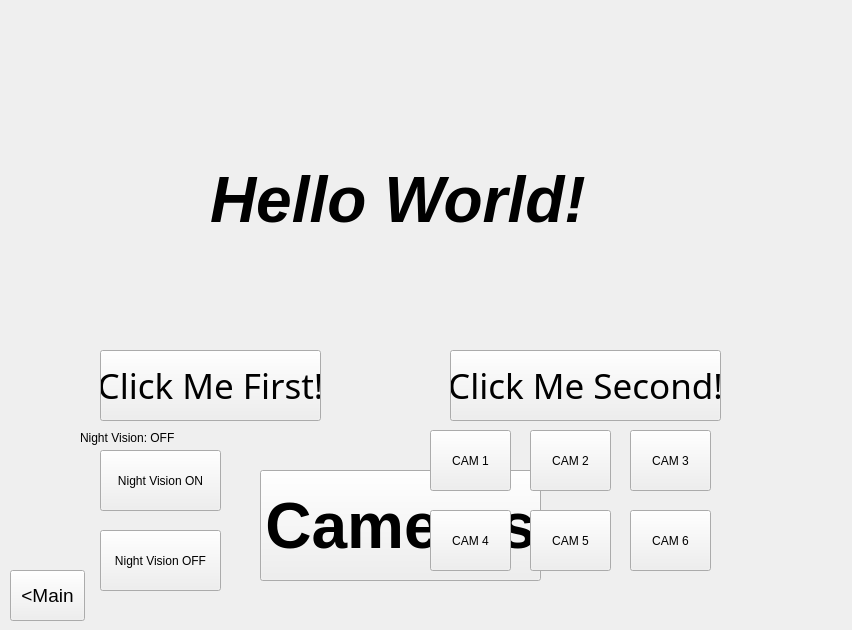
Qt form Jurassic SCADA/JurassicSCADA.ui (OCovachConestoga/CSCN72030-Sec1-Group7) before a commit.
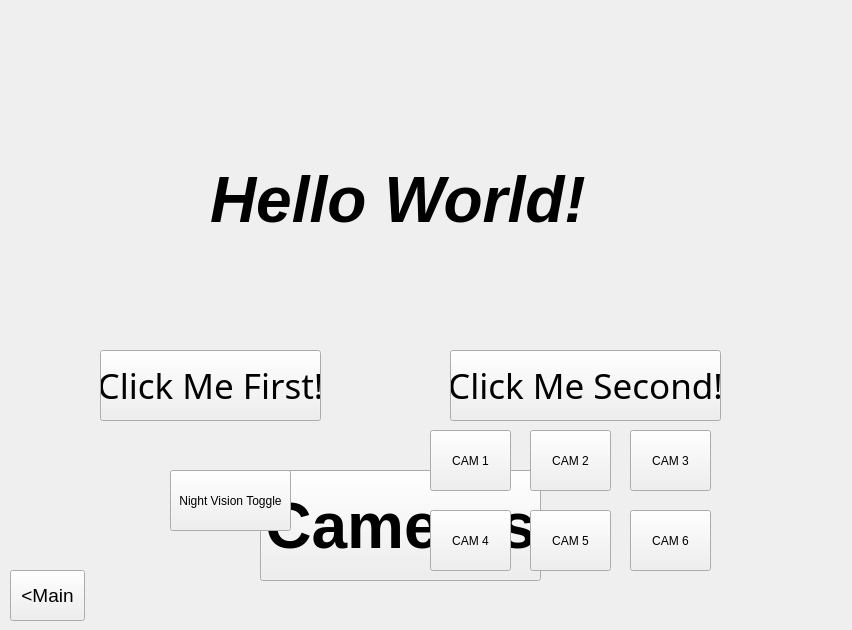
The same form after that commit. Icons and pictures are not drawn.

```diff
--- a/Jurassic SCADA/JurassicSCADA.ui
+++ b/Jurassic SCADA/JurassicSCADA.ui
@@ -131,14 +131,14 @@
     <widget class="QPushButton" name="nightVisionON">
      <property name="geometry">
       <rect>
-       <x>100</x>
-       <y>450</y>
+       <x>170</x>
+       <y>470</y>
        <width>121</width>
        <height>61</height>
       </rect>
      </property>
      <property name="text">
-      <string>Night Vision ON</string>
+      <string>Night Vision Toggle</string>
      </property>
     </widget>
     <widget class="QPushButton" name="camerabtn1">
@@ -219,32 +219,6 @@
       <string>CAM 5</string>
      </property>
     </widget>
-    <widget class="QPushButton" name="nightVisionOFF">
-     <property name="geometry">
-      <rect>
-       <x>100</x>
-       <y>530</y>
-       <width>121</width>
-       <height>61</height>
-      </rect>
-     </property>
-     <property name="text">
-      <string>Night Vision OFF</string>
-     </property>
-    </widget>
-    <widget class="QLabel" name="nightVisionLabel">
-     <property name="geometry">
-      <rect>
-       <x>80</x>
-       <y>430</y>
-       <width>101</width>
-       <height>16</height>
-      </rect>
-     </property>
-     <property name="text">
-      <string>Night Vision: OFF</string>
-     </property>
-    </widget>
     <widget class="QPushButton" name="cameraBackbtn">
      <property name="geometry">
       <rect>
```
Left out of the diff: 13 changed lines with no effect on the pictures.
